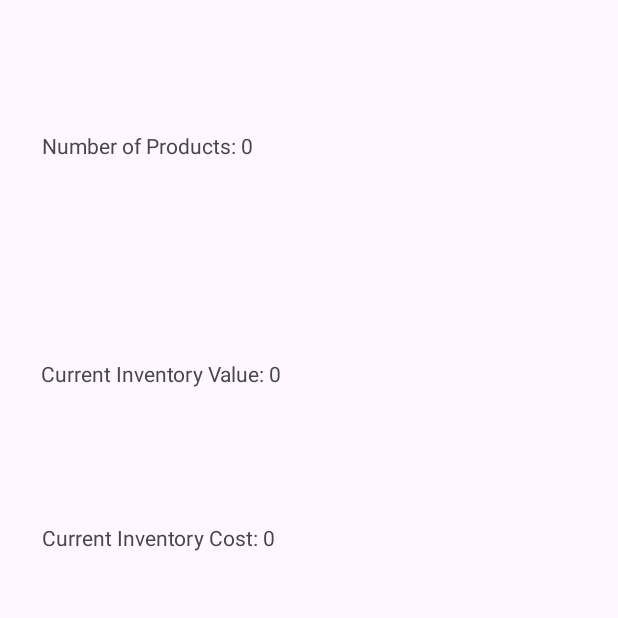
After one commit to JDG07/InventorEase, an Android app: the StatisticsView screen opened directly, with no data from a screen before it, on a phone screen of 412 x 824 dp, the top half of it. The commit adds this screen. Run offline under Robolectric (Android 15) with nearby library versions, the phone set to English and light mode, and no system bars.

Commit message:
Statistics part 1

```diff
--- a/app/src/main/AndroidManifest.xml
+++ b/app/src/main/AndroidManifest.xml
@@ -2,7 +2,8 @@
 <manifest xmlns:android="http://schemas.android.com/apk/res/android"
     xmlns:tools="http://schemas.android.com/tools">
 
-    <uses-permission android:name="android.permission.WRITE_EXTERNAL_STORAGE"/>
+    <uses-permission android:name="android.permission.WRITE_EXTERNAL_STORAGE" />
+
     <application
         android:allowBackup="true"
         android:dataExtractionRules="@xml/data_extraction_rules"
@@ -13,6 +14,9 @@
         android:supportsRtl="true"
         android:theme="@style/Theme.InventorEase_Project"
         tools:targetApi="31">
+        <activity
+            android:name=".StatisticsView"
+            android:exported="false" />
         <activity
             android:name=".SalesEntry"
             android:exported="false" />
@@ -30,16 +34,15 @@
             android:exported="false" />
         <activity
             android:name=".SplashScreen"
-            android:exported="false"/>
-            <activity
-                android:name=".MainActivity"
-                android:exported="true" >
+            android:exported="false" />
+        <activity
+            android:name=".MainActivity"
+            android:exported="true">
             <intent-filter>
                 <action android:name="android.intent.action.MAIN" />
 
                 <category android:name="android.intent.category.LAUNCHER" />
             </intent-filter>
-
         </activity>
 
         <meta-data
--- a/app/src/main/java/com/example/inventorease_project/MainActivity.java
+++ b/app/src/main/java/com/example/inventorease_project/MainActivity.java
@@ -52,6 +52,12 @@ public class MainActivity extends AppCompatActivity {
             finish();
         });
 
+        statisticsbutton.setOnClickListener(view->{
+            Intent c = new Intent(MainActivity.this,StatisticsView.class);
+            startActivity(c);
+            finish();
+        });
+
 
     }
 }
--- a/app/src/main/java/com/example/inventorease_project/SalesEntry.java
+++ b/app/src/main/java/com/example/inventorease_project/SalesEntry.java
@@ -94,7 +94,6 @@ Dialog CDSales;
                     if (salesListAdapter != null) {
                         salesListAdapter.notifyDataSetChanged();
                     } else {
-                        // Reinitialize the adapter if it is null
                         ArrayList<SalesArrayClass> zzz = salesarray;
                         salesListAdapter = new SalesListAdapter(SalesEntry.this, R.layout.saleslistviewlayout, zzz);
                         ListView SalesLV = findViewById(R.id.SalesLV);
@@ -107,7 +106,7 @@ Dialog CDSales;
                 });
 
                 builder.setNegativeButton("No", (dialog, which) -> {
-                    // Handle 'No' button click
+
                 });
 
                 builder.show();
--- /dev/null
+++ b/app/src/main/java/com/example/inventorease_project/StatisticsView.java
@@ -0,0 +1,52 @@
+package com.example.inventorease_project;
+
+import androidx.appcompat.app.AppCompatActivity;
+
+import android.os.Bundle;
+import android.widget.TextView;
+
+import java.util.ArrayList;
+
+public class StatisticsView extends AppCompatActivity {
+    private TextView productCountTextView;
+    private TextView inventoryValueTextView;
+    private TextView inventoryCostTextView;
+
+
+
+    @Override
+    protected void onCreate(Bundle savedInstanceState) {
+        super.onCreate(savedInstanceState);
+        setContentView(R.layout.activity_statistics_view);
+
+        productCountTextView = findViewById(R.id.productCountTextView);
+        inventoryValueTextView = findViewById(R.id.inventoryValueTextView);
+        inventoryCostTextView = findViewById(R.id.inventoryCostTextView);
+
+
+        updateStatistics();
+
+
+    }
+    private void updateStatistics() {
+
+        ArrayList<ProductList> productList = AddItemViews.productList;
+
+
+        int productCount = productList.size();
+
+
+        int inventoryValue = 0;
+        int inventoryCost = 0;
+
+        for (ProductList product : productList) {
+            inventoryValue += product.getPrice();
+            inventoryCost += product.getCost();
+        }
+
+        // Update the TextViews
+        productCountTextView.setText("Number of Products: " + productCount);
+        inventoryValueTextView.setText("Current Inventory Value: " + inventoryValue);
+        inventoryCostTextView.setText("Current Inventory Cost: " + inventoryCost);
+    }
+}
--- /dev/null
+++ b/app/src/main/res/layout/activity_statistics_view.xml
@@ -0,0 +1,49 @@
+<?xml version="1.0" encoding="utf-8"?>
+<androidx.constraintlayout.widget.ConstraintLayout xmlns:android="http://schemas.android.com/apk/res/android"
+    xmlns:app="http://schemas.android.com/apk/res-auto"
+    xmlns:tools="http://schemas.android.com/tools"
+    android:layout_width="match_parent"
+    android:layout_height="match_parent"
+    tools:context=".StatisticsView">
+
+    <TextView
+        android:id="@+id/productCountTextView"
+        android:layout_width="219dp"
+        android:layout_height="52dp"
+        android:layout_marginStart="73dp"
+        android:layout_marginTop="44dp"
+        android:layout_marginEnd="280dp"
+        android:text="TextView"
+        app:layout_constraintBottom_toTopOf="@+id/inventoryValueTextView"
+        app:layout_constraintEnd_toEndOf="parent"
+        app:layout_constraintHorizontal_bias="0.285"
+        app:layout_constraintStart_toStartOf="parent"
+        app:layout_constraintTop_toTopOf="parent"
+        app:layout_constraintVertical_bias="0.304" />
+
+    <TextView
+        android:id="@+id/inventoryValueTextView"
+        android:layout_width="217dp"
+        android:layout_height="69dp"
+        android:layout_marginStart="74dp"
+        android:layout_marginEnd="279dp"
+        android:layout_marginBottom="40dp"
+        android:text="TextView"
+        app:layout_constraintBottom_toTopOf="@+id/inventoryCostTextView"
+        app:layout_constraintEnd_toEndOf="parent"
+        app:layout_constraintHorizontal_bias="0.295"
+        app:layout_constraintStart_toStartOf="parent" />
+
+    <TextView
+        android:id="@+id/inventoryCostTextView"
+        android:layout_width="216dp"
+        android:layout_height="59dp"
+        android:layout_marginStart="77dp"
+        android:layout_marginEnd="276dp"
+        android:layout_marginBottom="416dp"
+        android:text="TextView"
+        app:layout_constraintBottom_toBottomOf="parent"
+        app:layout_constraintEnd_toEndOf="parent"
+        app:layout_constraintHorizontal_bias="0.316"
+        app:layout_constraintStart_toStartOf="parent" />
+</androidx.constraintlayout.widget.ConstraintLayout>
```
